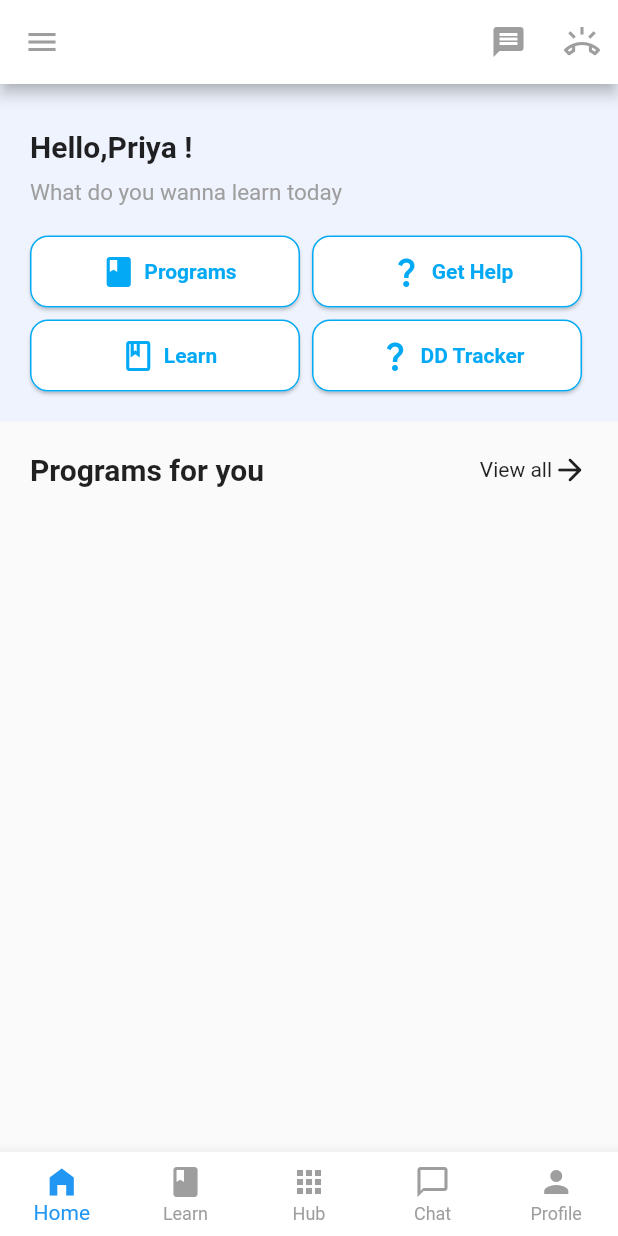
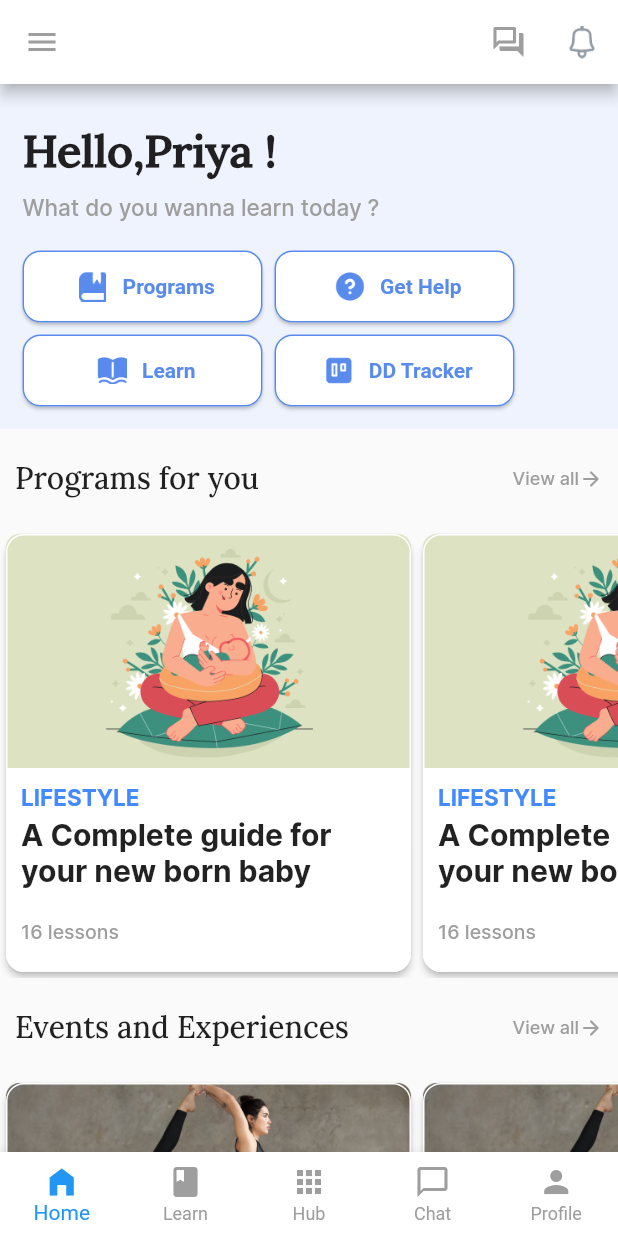
Before and after one commit to red-malone/flutter-app, a Flutter app: the screen it shows after launch, on a phone screen of 412 x 824 dp. Run offline on Flutter 3.47's test engine with Material 2 defaults, Android fonts, the phone set to English and light mode, and no system bars.

Commit message:
font addition and font change

```diff
--- a/lib/main.dart
+++ b/lib/main.dart
@@ -3,6 +3,8 @@ import 'package:flutter/rendering.dart';
 import 'section1.dart';
 import 'colors.dart';
 import 'section2.dart';
+import 'section3.dart';
+import 'section4.dart';
 
 
 void main() {
@@ -62,9 +64,9 @@ class _MyHomePageState extends State<MyHomePage> {
         backgroundColor: Colors.white,
         leading: IconButton(onPressed: (){}, icon: Icon(Icons.menu,color: Colors.grey,)),
         actions: [
-          IconButton(onPressed: (){}, icon: Icon(Icons.message,color: Colors.grey,)),
+          IconButton(onPressed: (){}, icon: Icon(Icons.question_answer_outlined,color: Colors.grey,)),
           SizedBox(width: 1),
-          IconButton(onPressed: (){}, icon: Icon(Icons.ring_volume_outlined,color: Colors.grey,))
+          IconButton(onPressed: (){}, icon: Image.asset('assets/icons/img.png',width: 22,height: 22,))
         ],
       ),
       body: SafeArea(
@@ -72,7 +74,7 @@ class _MyHomePageState extends State<MyHomePage> {
           child: Column(
             children:<Widget> [
               Container(
-                padding: EdgeInsets.all(10),
+                padding: EdgeInsets.all(5),
                   color: "#EEF3FD".toColor(),
                   child: first()
               ),
@@ -80,6 +82,23 @@ class _MyHomePageState extends State<MyHomePage> {
                 child: Column(
                   children: [
                     second(),
+                    scrollable(),
+                  ],
+                ),
+              ),
+              Container(
+                child: Column(
+                  children: [
+                    third(),
+                    scrollable1(),
+                  ],
+                ),
+              ),
+              Container(
+                child: Column(
+                  children: [
+                    fourth(),
+                    scrollable2()
                   ],
                 ),
               )
--- a/lib/section1.dart
+++ b/lib/section1.dart
@@ -1,6 +1,8 @@
 import 'package:flutter/material.dart';
 import 'package:flutter/rendering.dart';
+import 'package:learn/colors.dart';
 
+Color col = "#598BED".toColor();
 Widget first(){
   return IntrinsicHeight(
     child: Column(
@@ -11,15 +13,17 @@ Widget first(){
             padding:EdgeInsets.only(
               top: 20,
               left: 10,
-              right: 90,
+              right: 70,
             ),
-            child: Text("Hello,Priya !",style: TextStyle(fontWeight: FontWeight.w700,fontSize: 20),),
+            child: Text("Hello,Priya !",style: TextStyle(fontWeight: FontWeight.w700,fontSize: 30,fontFamily: 'Lora'),),
           ),
           Padding(
             padding:EdgeInsets.all(10),
             child: Text(
-              "What do you wanna learn today",
+              "What do you wanna learn today ?",
               style: TextStyle(
+                  fontFamily:'Inter',
+                  fontWeight: FontWeight.w500,
                   fontSize: 15,
                   color: Colors.grey
               ),
@@ -45,20 +49,20 @@ Widget cards1(){
         Card(
           shape: RoundedRectangleBorder(
               side: BorderSide(
-                  color: Colors.lightBlue
+                  color: "#598BED".toColor()
               ),
               borderRadius: BorderRadius.all(Radius.circular(12))
           ),
           child:SizedBox(
-            width: 180,
+            width: 160,
             height: 48,
             child: Row(
                 mainAxisAlignment: MainAxisAlignment.center,
                 children: [
-                  Padding(padding: EdgeInsets.only(left: 5),child: Icon(Icons.book,color: Colors.lightBlue,)),
-                  SizedBox(width: 5,),
+                  Padding(padding: EdgeInsets.only(left: 5),child: Image.asset('assets/images/book.png',width: 20,height: 20,)),
+                  SizedBox(width: 10,),
                   Text("Programs",
-                    style: TextStyle(color: Colors.lightBlue,fontWeight: FontWeight.w600),)
+                    style: TextStyle(color: col,fontWeight: FontWeight.w600),)
                 ],
               ),
             ),
@@ -66,20 +70,20 @@ Widget cards1(){
         Card(
           shape: RoundedRectangleBorder(
               side: BorderSide(
-                  color: Colors.lightBlue
+                  color: col
               ),
               borderRadius: BorderRadius.all(Radius.circular(12))
           ),
           child:SizedBox(
-            width: 180,
+            width: 160,
             height: 48,
             child: Row(
               mainAxisAlignment: MainAxisAlignment.center,
               children: [
-                Padding(padding: EdgeInsets.only(left: 5),child: Icon(Icons.question_mark,color: Colors.lightBlue,)),
-                SizedBox(width: 5,),
+                Padding(padding: EdgeInsets.only(left: 5),child:  Image.asset('assets/images/question.png',width: 20,height: 20,)),
+                SizedBox(width: 10,),
                 Text("Get Help",
-                  style: TextStyle(color: Colors.lightBlue,fontWeight: FontWeight.w600),)
+                  style: TextStyle(color: col,fontWeight: FontWeight.w600),)
               ],
             ),
           ),
@@ -93,20 +97,20 @@ Widget cards2(){
         Card(
           shape: RoundedRectangleBorder(
               side: BorderSide(
-                  color: Colors.lightBlue
+                  color: col
               ),
               borderRadius: BorderRadius.all(Radius.circular(12))
           ),
           child:SizedBox(
-            width: 180,
+            width: 160,
             height: 48,
             child: Row(
               mainAxisAlignment: MainAxisAlignment.center,
               children: [
-                Padding(padding: EdgeInsets.only(left: 5),child: Icon(Icons.book_outlined,color: Colors.lightBlue,)),
-                SizedBox(width: 5,),
+                Padding(padding: EdgeInsets.only(left: 5),child:Image.asset('assets/images/openbook.png',width: 20,height: 20,)),
+                SizedBox(width: 10,),
                 Text("Learn",
-                  style: TextStyle(color: Colors.lightBlue,fontWeight: FontWeight.w600),)
+                  style: TextStyle(color: col,fontWeight: FontWeight.w600),)
               ],
             ),
           ),
@@ -114,20 +118,20 @@ Widget cards2(){
         Card(
           shape: RoundedRectangleBorder(
               side: BorderSide(
-                  color: Colors.lightBlue
+                  color: col
               ),
               borderRadius: BorderRadius.all(Radius.circular(12))
           ),
           child:SizedBox(
-            width: 180,
+            width: 160,
             height: 48,
             child: Row(
               mainAxisAlignment: MainAxisAlignment.center,
               children: [
-                Padding(padding: EdgeInsets.only(left: 5),child: Icon(Icons.question_mark,color: Colors.lightBlue,)),
-                SizedBox(width: 5,),
+                Padding(padding: EdgeInsets.only(left: 5),child: Image.asset('assets/images/trello.png',width: 20,height: 20,)),
+                SizedBox(width: 10,),
                 Text("DD Tracker",
-                  style: TextStyle(color: Colors.lightBlue,fontWeight: FontWeight.w600),)
+                  style: TextStyle(color: col,fontWeight: FontWeight.w600),)
               ],
             ),
           ),
--- a/lib/section2.dart
+++ b/lib/section2.dart
@@ -5,17 +5,17 @@ import 'package:flutter/rendering.dart';
 Widget second(){
   return IntrinsicHeight(
     child: Container(
-      padding: EdgeInsets.all(20),
+      padding: EdgeInsets.only(top: 20,left: 10,right: 10,bottom: 20),
       child: Column(
         crossAxisAlignment: CrossAxisAlignment.start,
         mainAxisAlignment: MainAxisAlignment.start,
         children: [
           Row(
             children: [
-              Text("Programs for you", style: TextStyle(fontWeight: FontWeight.w600, fontSize: 20),),
+              Text("Programs for you", style: TextStyle(fontFamily: 'Lora',fontWeight: FontWeight.w600, fontSize: 20),),
               Spacer(),
-              Text("View all"),
-              Icon(Icons.arrow_forward_rounded),
+              Text("View all",style: TextStyle(fontFamily: 'Inter',fontWeight: FontWeight.w500,fontSize: 12,color: Colors.grey),),
+              Icon(Icons.arrow_forward_rounded,size: 16,color: Colors.grey,),
             ],
           ),
         ],
@@ -23,7 +23,128 @@ Widget second(){
     ),
   );
 }
-
 Widget scrollable(){
-  return
+  return Container(
+    height: 300,
+    width: 450,
+    child: ListView(
+      scrollDirection: Axis.horizontal,
+      children: [
+        Card(
+          elevation: 2,
+          shape: RoundedRectangleBorder(
+              side: BorderSide(
+                  color: Colors.white
+              ),
+              borderRadius: BorderRadius.all(Radius.circular(12))
+          ),
+          child: SizedBox(
+            width: 270,
+            height: 270,
+            child: Column(
+              mainAxisAlignment: MainAxisAlignment.start,
+              crossAxisAlignment: CrossAxisAlignment.start,
+              children: [
+                Image.asset("assets/images/img.png"),
+                Padding(
+                  padding: const EdgeInsets.all(10.0),
+                  child: Column(
+                    mainAxisAlignment: MainAxisAlignment.start,
+                    crossAxisAlignment: CrossAxisAlignment.start,
+                    children: [
+                      Text(
+                        "LIFESTYLE",
+                        style: TextStyle(
+                            fontFamily: 'Inter',
+                            fontSize: 15,
+                            fontWeight: FontWeight.w700,
+                            color: Colors.blueAccent
+                        ),
+                      ),
+                      SizedBox(height: 5,),
+                      Text(
+                        "A Complete guide for your new born baby",
+                        style: TextStyle(
+                          fontFamily: 'Inter',
+                          fontSize: 20,
+                          fontWeight: FontWeight.w700,
+                        ),
+                      ),
+                      SizedBox(height: 20,),
+                      Text(
+                        "16 lessons",
+                        style: TextStyle(
+                            fontFamily: 'Inter',
+                            fontSize: 13,
+                            fontWeight: FontWeight.w500,
+                            color: Colors.grey
+                        ),
+                      ),
+                    ],
+                  ),
+                ),
+              ],
+            ),
+          ),
+        ),
+        Card(
+          elevation: 2,
+          shape: RoundedRectangleBorder(
+              side: BorderSide(
+                  color: Colors.white
+              ),
+              borderRadius: BorderRadius.all(Radius.circular(12))
+          ),
+          child: SizedBox(
+            width: 270,
+            height: 270,
+            child: Column(
+              mainAxisAlignment: MainAxisAlignment.start,
+              crossAxisAlignment: CrossAxisAlignment.start,
+              children: [
+                Image.asset("assets/images/img.png"),
+                Padding(
+                  padding: const EdgeInsets.all(10.0),
+                  child: Column(
+                    mainAxisAlignment: MainAxisAlignment.start,
+                    crossAxisAlignment: CrossAxisAlignment.start,
+                    children: [
+                      Text(
+                        "LIFESTYLE",
+                        style: TextStyle(
+                            fontFamily: 'Inter',
+                            fontSize: 15,
+                            fontWeight: FontWeight.w700,
+                            color: Colors.blueAccent
+                        ),
+                      ),
+                      SizedBox(height: 5,),
+                      Text(
+                        "A Complete guide for your new born baby",
+                        style: TextStyle(
+                          fontFamily: 'Inter',
+                          fontSize: 20,
+                          fontWeight: FontWeight.w700,
+                        ),
+                      ),
+                      SizedBox(height: 20,),
+                      Text(
+                        "16 lessons",
+                        style: TextStyle(
+                            fontFamily: 'Inter',
+                            fontSize: 13,
+                            fontWeight: FontWeight.w500,
+                            color: Colors.grey
+                        ),
+                      ),
+                    ],
+                  ),
+                ),
+              ],
+            ),
+          ),
+        ),
+      ],
+    ),
+  );
 }
--- a/lib/section3.dart
+++ b/lib/section3.dart
@@ -0,0 +1,197 @@
+import 'package:flutter/material.dart';
+import 'package:flutter/rendering.dart';
+
+
+Widget third(){
+  return IntrinsicHeight(
+    child: Container(
+      padding: EdgeInsets.only(top: 20,left: 10,right: 10,bottom: 20),
+      child: Column(
+        crossAxisAlignment: CrossAxisAlignment.start,
+        mainAxisAlignment: MainAxisAlignment.start,
+        children: [
+          Row(
+            children: [
+              Text("Events and Experiences", style: TextStyle(
+                  fontFamily: 'Lora',
+                  fontWeight: FontWeight.w500,
+                  fontSize: 20),),
+              Spacer(),
+              Text("View all",style: TextStyle(
+                fontFamily: 'Inter',
+                color: Colors.grey,
+                fontSize: 12
+              ),),
+              Icon(Icons.arrow_forward_rounded,size: 16,color: Colors.grey,),
+            ],
+          ),
+        ],
+      ),
+    ),
+  );
+}
+Widget scrollable1(){
+  return Container(
+    height: 320,
+    width: 450,
+    child: ListView(
+      scrollDirection: Axis.horizontal,
+      children: [
+        Card(
+          elevation: 2,
+          shape: RoundedRectangleBorder(
+              side: BorderSide(
+                  color: Colors.white
+              ),
+              borderRadius: BorderRadius.all(Radius.circular(12))
+          ),
+          child: SizedBox(
+            width: 270,
+            height: 290,
+            child: Column(
+              mainAxisAlignment: MainAxisAlignment.start,
+              crossAxisAlignment: CrossAxisAlignment.start,
+              children: [
+                Image.asset("assets/images/img_1.png"),
+                Padding(
+                  padding: const EdgeInsets.all(10.0),
+                  child: Column(
+                    mainAxisAlignment: MainAxisAlignment.start,
+                    crossAxisAlignment: CrossAxisAlignment.start,
+                    children: [
+                      Text(
+                        "BABYCARE",
+                        style: TextStyle(
+                            fontFamily: 'Inter',
+                            fontSize: 15,
+                            fontWeight: FontWeight.w700,
+                            color: Colors.blueAccent
+                        ),
+                      ),
+                      SizedBox(height: 5,),
+                      Text(
+                        "Understanding of human behaviour",
+                        style: TextStyle(
+                          fontFamily: 'Inter',
+                          fontSize: 20,
+                          fontWeight: FontWeight.w700,
+                        ),
+                      ),
+                      SizedBox(height: 20,),
+                      Row(
+                        children: [
+                          Text(
+                            "13 Feb, Sunday",
+                            style: TextStyle(
+                                fontFamily: 'Inter',
+                                fontSize: 13,
+                                fontWeight: FontWeight.w500,
+                                color: Colors.grey
+                            ),
+                          ),
+                          Spacer(),
+                          SizedBox(
+                            width: 70,
+                            height: 25,
+                            child: OutlinedButton(
+                                onPressed: (){},
+                                child: Text("Book",style: TextStyle(fontFamily: 'Inter'),),
+                              style: OutlinedButton.styleFrom(
+                                side: BorderSide(color: Colors.lightBlue,),
+                                shape: new RoundedRectangleBorder(borderRadius: new BorderRadius.circular(30.0)),
+                              ),
+
+                            ),
+                          ),
+
+
+                        ],
+                      )
+                    ],
+                  ),
+                ),
+              ],
+            ),
+          ),
+        ),
+        Card(
+          elevation: 2,
+          shape: RoundedRectangleBorder(
+              side: BorderSide(
+                  color: Colors.white
+              ),
+              borderRadius: BorderRadius.all(Radius.circular(12))
+          ),
+          child: SizedBox(
+            width: 270,
+            height: 290,
+            child: Column(
+              mainAxisAlignment: MainAxisAlignment.start,
+              crossAxisAlignment: CrossAxisAlignment.start,
+              children: [
+                Image.asset("assets/images/img_1.png"),
+                Padding(
+                  padding: const EdgeInsets.all(10.0),
+                  child: Column(
+                    mainAxisAlignment: MainAxisAlignment.start,
+                    crossAxisAlignment: CrossAxisAlignment.start,
+                    children: [
+                      Text(
+                        "BABYCARE",
+                        style: TextStyle(
+                            fontFamily: 'Inter',
+                            fontSize: 15,
+                            fontWeight: FontWeight.w700,
+                            color: Colors.blueAccent
+                        ),
+                      ),
+                      SizedBox(height: 5,),
+                      Text(
+                        "Understanding of human behaviour",
+                        style: TextStyle(
+                          fontFamily: 'Inter',
+                          fontSize: 20,
+                          fontWeight: FontWeight.w700,
+                        ),
+                      ),
+                      SizedBox(height: 20,),
+                      Row(
+                        children: [
+                          Text(
+                            "13 Feb, Sunday",
+                            style: TextStyle(
+                                fontFamily: 'Inter',
+                                fontSize: 13,
+                                fontWeight: FontWeight.w500,
+                                color: Colors.grey
+                            ),
+                          ),
+                          Spacer(),
+                          SizedBox(
+                            width: 70,
+                            height: 25,
+                            child: OutlinedButton(
+                              onPressed: (){},
+                              child: Text("Book",style: TextStyle(fontFamily: 'Inter'),),
+                              style: OutlinedButton.styleFrom(
+                                side: BorderSide(color: Colors.lightBlue,),
+                                shape: new RoundedRectangleBorder(borderRadius: new BorderRadius.circular(30.0)),
+                              ),
+
+                            ),
+                          ),
+
+
+                        ],
+                      )
+                    ],
+                  ),
+                ),
+              ],
+            ),
+          ),
+        ),
+      ],
+    ),
+  );
+}
--- a/lib/section4.dart
+++ b/lib/section4.dart
@@ -0,0 +1,184 @@
+import 'package:flutter/material.dart';
+import 'package:flutter/rendering.dart';
+
+
+Widget fourth(){
+  return IntrinsicHeight(
+    child: Container(
+      padding: EdgeInsets.all(20),
+      child: Column(
+        crossAxisAlignment: CrossAxisAlignment.start,
+        mainAxisAlignment: MainAxisAlignment.start,
+        children: [
+          Row(
+            children: [
+              Text("Lessons for you", style: TextStyle(fontWeight: FontWeight.w600, fontSize: 20),),
+              Spacer(),
+              Text("View all"),
+              Icon(Icons.arrow_forward_rounded),
+            ],
+          ),
+        ],
+      ),
+    ),
+  );
+}
+Widget scrollable2(){
+  return Container(
+    height: 320,
+    width: 450,
+    child: ListView(
+      scrollDirection: Axis.horizontal,
+      children: [
+        Card(
+          elevation: 2,
+          shape: RoundedRectangleBorder(
+              side: BorderSide(
+                  color: Colors.white
+              ),
+              borderRadius: BorderRadius.all(Radius.circular(12))
+          ),
+          child: SizedBox(
+            width: 270,
+            height: 290,
+            child: Column(
+              mainAxisAlignment: MainAxisAlignment.start,
+              crossAxisAlignment: CrossAxisAlignment.start,
+              children: [
+                Image.asset("assets/images/img_1.png"),
+                Padding(
+                  padding: const EdgeInsets.all(10.0),
+                  child: Column(
+                    mainAxisAlignment: MainAxisAlignment.start,
+                    crossAxisAlignment: CrossAxisAlignment.start,
+                    children: [
+                      Text(
+                        "BABYCARE",
+                        style: TextStyle(
+                            fontSize: 15,
+                            fontWeight: FontWeight.w600,
+                            color: Colors.blueAccent
+                        ),
+                      ),
+                      SizedBox(height: 5,),
+                      Text(
+                        "Understanding of human behaviour",
+                        style: TextStyle(
+                          fontSize: 20,
+                          fontWeight: FontWeight.w800,
+                        ),
+                      ),
+                      SizedBox(height: 20,),
+                      Row(
+                        children: [
+                          Text(
+                            "3 min",
+                            style: TextStyle(
+                                fontSize: 13,
+                                fontWeight: FontWeight.w800,
+                                color: Colors.grey
+                            ),
+                          ),
+                          Spacer(),
+                          SizedBox(
+                            width: 70,
+                            height: 25,
+                            child: Icon(Icons.lock_open_sharp),
+                          ),
+
+
+                        ],
+                      )
+                      /*Text(
+                        "16 lessons",
+                        style: TextStyle(
+                            fontSize: 13,
+                            fontWeight: FontWeight.w800,
+                            color: Colors.grey
+                        ),
+                      ),*/
+                    ],
+                  ),
+                ),
+              ],
+            ),
+          ),
+        ),
+        Card(
+          elevation: 2,
+          shape: RoundedRectangleBorder(
+              side: BorderSide(
+                  color: Colors.white
+              ),
+              borderRadius: BorderRadius.all(Radius.circular(12))
+          ),
+          child: SizedBox(
+            width: 270,
+            height: 290,
+            child: Column(
+              mainAxisAlignment: MainAxisAlignment.start,
+              crossAxisAlignment: CrossAxisAlignment.start,
+              children: [
+                Image.asset("assets/images/img_1.png"),
+                Padding(
+                  padding: const EdgeInsets.all(10.0),
+                  child: Column(
+                    mainAxisAlignment: MainAxisAlignment.start,
+                    crossAxisAlignment: CrossAxisAlignment.start,
+                    children: [
+                      Text(
+                        "BABYCARE",
+                        style: TextStyle(
+                            fontSize: 15,
+                            fontWeight: FontWeight.w600,
+                            color: Colors.blueAccent
+                        ),
+                      ),
+                      SizedBox(height: 5,),
+                      Text(
+                        "Understanding of human behaviour",
+                        style: TextStyle(
+                          fontSize: 20,
+                          fontWeight: FontWeight.w800,
+                        ),
+                      ),
+                      SizedBox(height: 20,),
+                      Row(
+                        children: [
+                          Text(
+                            "3 min",
+                            style: TextStyle(
+                                fontSize: 13,
+                                fontWeight: FontWeight.w800,
+                                color: Colors.grey
+                            ),
+                          ),
+                          Spacer(),
+                          SizedBox(
+                            width: 70,
+                            height: 25,
+                            child: Icon(Icons.lock_open_sharp),
+                          ),
+
+
+                        ],
+                      )
+                      /*Text(
+                        "16 lessons",
+                        style: TextStyle(
+                            fontSize: 13,
+                            fontWeight: FontWeight.w800,
+                            color: Colors.grey
+                        ),
+                      ),*/
+                    ],
+                  ),
+                ),
+              ],
+            ),
+          ),
+        ),
+      ],
+    ),
+  );
+}
```
Also changed, not shown: pubspec.yaml (+14 -13 lines), assets/fonts/InterBold.ttf (added), assets/fonts/InterMedium.ttf (added), assets/fonts/InterSemiBold.ttf (added), assets/fonts/LoraRomanMedium.ttf (added), assets/icons/MyFlutterApp.ttf (deleted), assets/images/book.png (added), assets/images/openbook.png (added), assets/images/question.png (added), assets/images/trello.png (added).
